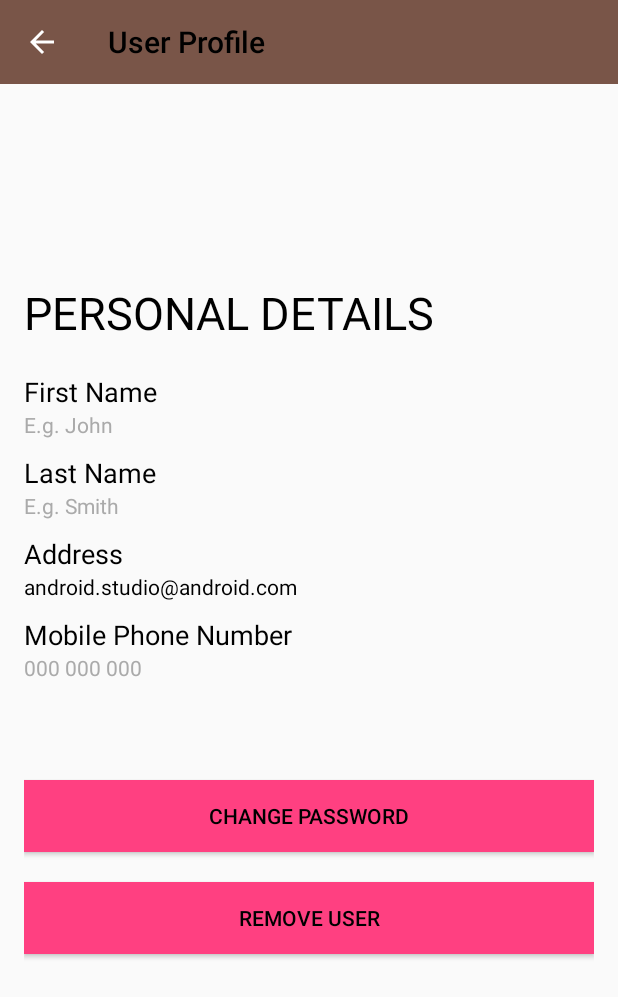
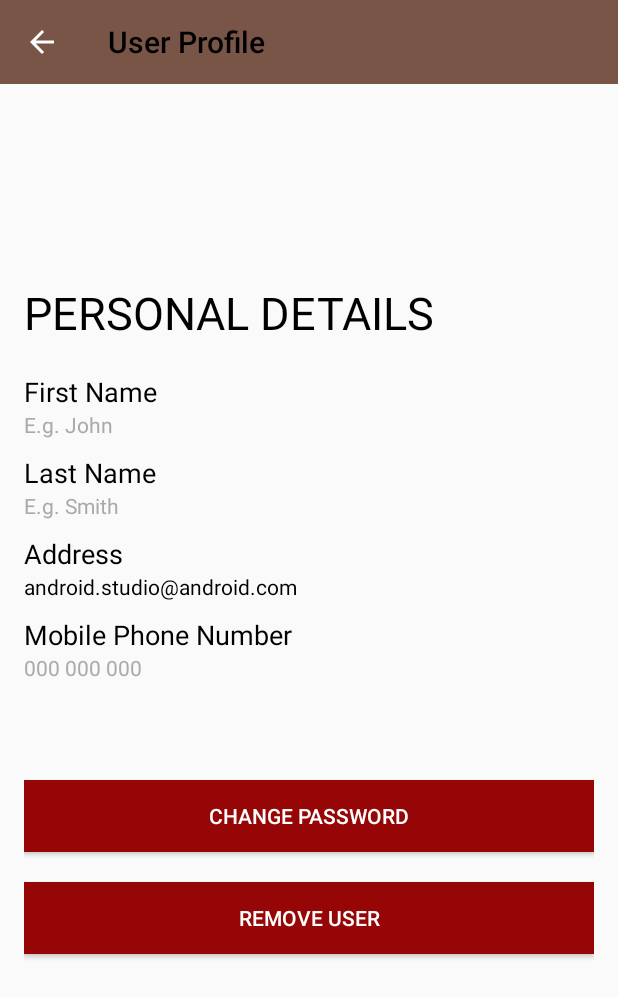
Before and after one commit to MayuraUthpala/PDMnew, an Android app: the ViewProfileActivity screen opened directly, with no data from a screen before it, on a phone screen of 412 x 824 dp. Shown: the top 997 px of the screen. Run offline under Robolectric (Android 15) with nearby library versions, the phone set to English and light mode, and no system bars; our stand-ins replace Firebase (no records; nobody signed in at launch, a user with empty details on screens opened directly).

Commit message:
profile + promotion gui changes

```diff
--- a/app/src/main/java/com/example/mayur/pdm/PromotionActivity.java
+++ b/app/src/main/java/com/example/mayur/pdm/PromotionActivity.java
@@ -28,10 +28,10 @@ public class PromotionActivity extends AppCompatActivity {
         super.onCreate(savedInstanceState);
         setContentView(R.layout.activity_promotion);
 
-       /* mToolbar=(Toolbar) findViewById(R.id.prom_toolbar);
+        mToolbar=(Toolbar) findViewById(R.id.prom_toolbar);
         setSupportActionBar(mToolbar);
         getSupportActionBar().setTitle("Promotions");
-        getSupportActionBar().setDisplayHomeAsUpEnabled(true);*/
+        getSupportActionBar().setDisplayHomeAsUpEnabled(true);
 
         listView=(ListView) findViewById(R.id.db_promlist);
 
--- a/app/src/main/res/layout/activity_view_profile.xml
+++ b/app/src/main/res/layout/activity_view_profile.xml
@@ -108,18 +108,18 @@
             android:layout_width="fill_parent"
             android:layout_height="wrap_content"
             android:layout_marginTop="20dip"
-            android:background="@color/colorAccent"
+            android:background="@color/nnn"
             android:text="@string/btn_changepw"
-            android:textColor="@android:color/black" />
+            android:textColor="@android:color/white" />
 
         <Button
             android:id="@+id/remove_user_button"
             android:layout_width="fill_parent"
             android:layout_height="wrap_content"
             android:layout_marginTop="20dip"
-            android:background="@color/colorAccent"
+            android:background="@color/nnn"
             android:text="@string/remove_user"
-            android:textColor="@android:color/black" />
+            android:textColor="@android:color/white" />
 
 
     </LinearLayout>
```
